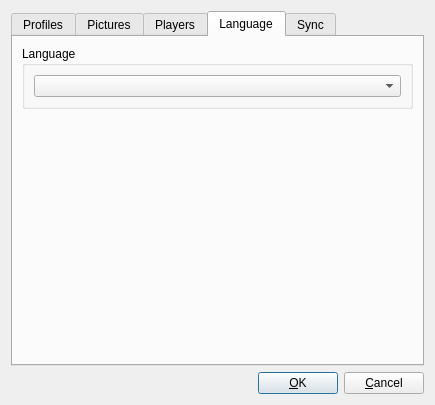
Above: OptionsDialog.ui from SyDevTeam/gta5view before the change. Below: the same form after it.
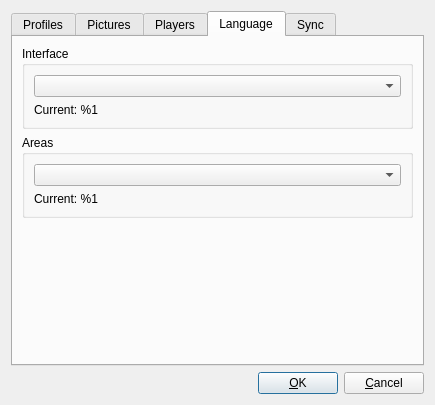
That is the form after the change. The open tabs and pages were chosen to show the change.

What changed in the file:
```diff
--- a/OptionsDialog.ui
+++ b/OptionsDialog.ui
@@ -390,11 +390,37 @@
        <item>
         <widget class="QGroupBox" name="gbLanguage">
          <property name="title">
-          <string>Language</string>
+          <string>Interface</string>
          </property>
          <layout class="QVBoxLayout" name="vlLanguage">
           <item>
            <widget class="QComboBox" name="cbLanguage"/>
+          </item>
+          <item>
+           <widget class="QLabel" name="labCurrentLanguage">
+            <property name="text">
+             <string>Current: %1</string>
+            </property>
+           </widget>
+          </item>
+         </layout>
+        </widget>
+       </item>
+       <item>
+        <widget class="QGroupBox" name="gbAreas">
+         <property name="title">
+          <string>Areas</string>
+         </property>
+         <layout class="QVBoxLayout" name="verticalLayout">
+          <item>
+           <widget class="QComboBox" name="cbAreaLanguage"/>
+          </item>
+          <item>
+           <widget class="QLabel" name="labCurrentAreaLanguage">
+            <property name="text">
+             <string>Current: %1</string>
+            </property>
+           </widget>
           </item>
          </layout>
         </widget>
```
